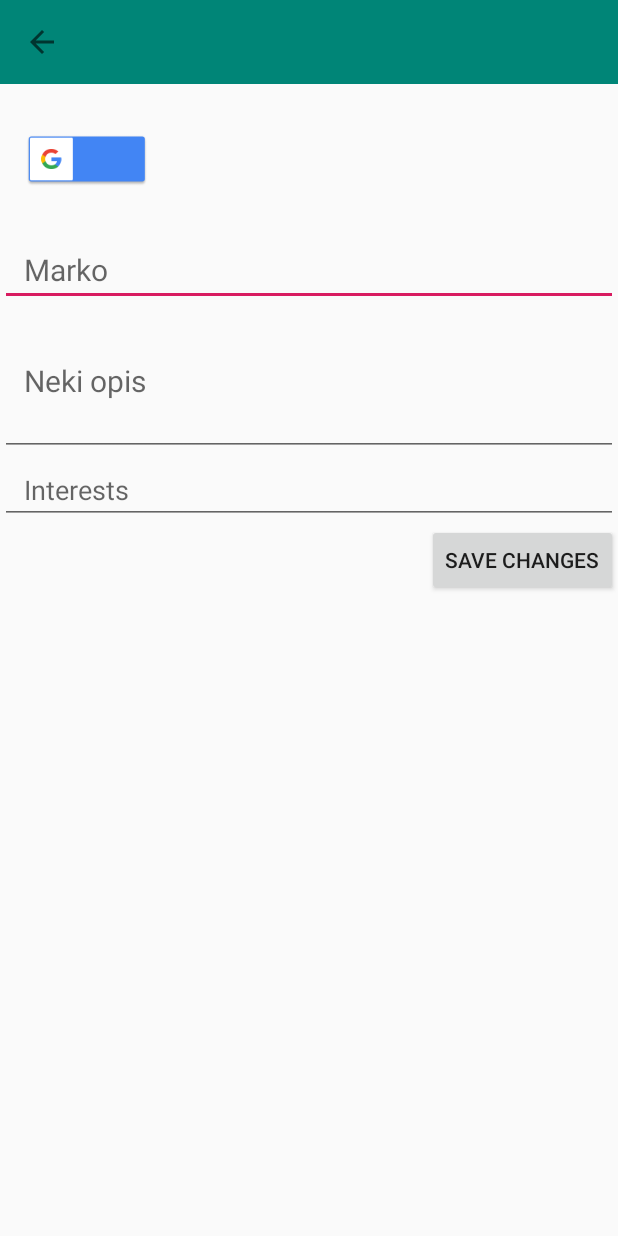
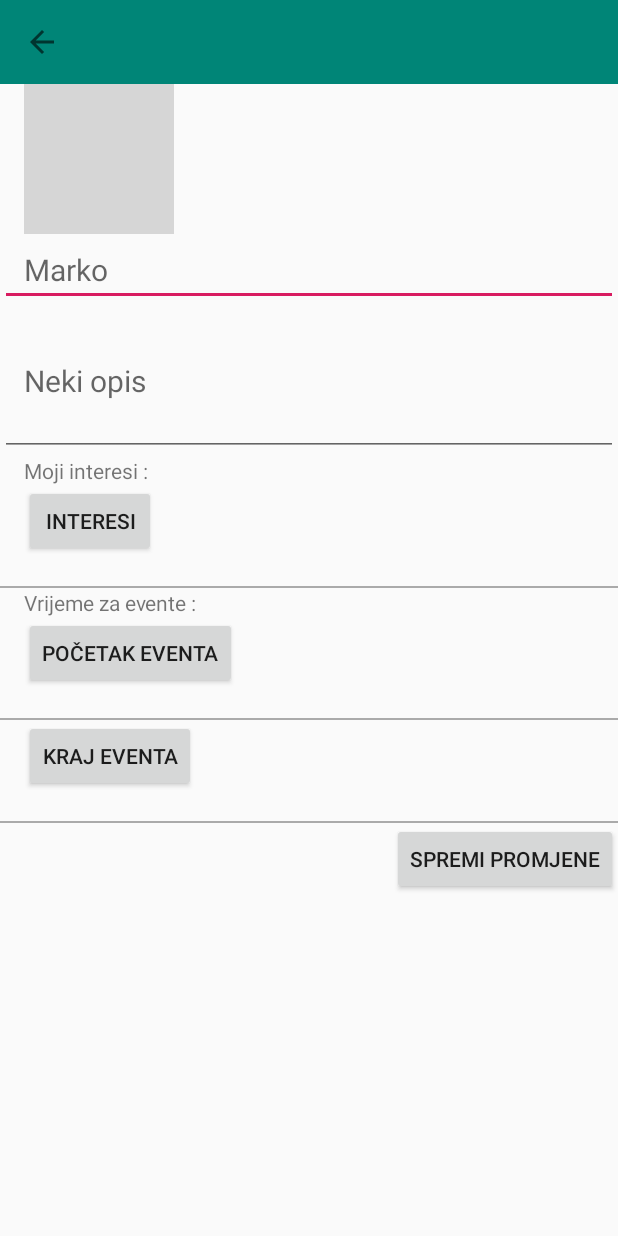
Before and after one commit to 4real-socialNetwork/4realSocialNetwork, an Android app: the screen it shows after launch once a user with an empty profile is signed in (UserProfile), in the options menu, after a tap on "Profil", on a phone screen of 412 x 824 dp. Run offline under Robolectric (Android 15) with nearby library versions, the phone set to English and light mode, and no system bars; our stand-ins replace Firebase (no records; nobody signed in at launch, a user with empty details on screens opened directly); grey boxes are pictures that could not be loaded.

Commit message:
Profile update
User can now modify his profile, and by doing so change events that will be displayed. Minor bug fixes and ui changes.
There is a bug that needs to be fixed, as it stands at the moment user must change every option or else the unchanged options will go the their default values. Will fix it tomorrow im so tired...

```diff
--- a/app/src/main/java/com/example/marko/areyou4real/CreateEvent.java
+++ b/app/src/main/java/com/example/marko/areyou4real/CreateEvent.java
@@ -3,6 +3,7 @@ package com.example.marko.areyou4real;
 import android.app.TimePickerDialog;
 import android.content.Intent;
 import android.support.annotation.NonNull;
+import android.support.v4.app.DialogFragment;
 import android.support.v7.app.AppCompatActivity;
 import android.os.Bundle;
 import android.support.v7.widget.Toolbar;
@@ -14,10 +15,12 @@ import android.widget.Button;
 import android.widget.EditText;
 import android.widget.Spinner;
 import android.widget.SpinnerAdapter;
+import android.widget.TextView;
 import android.widget.TimePicker;
 import android.widget.Toast;
 
 import com.example.marko.areyou4real.fragments.Event;
+import com.example.marko.areyou4real.fragments.TimePickerFragment;
 import com.google.android.gms.tasks.OnCompleteListener;
 import com.google.android.gms.tasks.OnFailureListener;
 import com.google.android.gms.tasks.OnSuccessListener;
@@ -31,7 +34,7 @@ import com.google.firebase.firestore.FirebaseFirestore;
 import java.util.ArrayList;
 import java.util.Calendar;
 
-public class CreateEvent extends AppCompatActivity implements AdapterView.OnItemSelectedListener {
+public class CreateEvent extends AppCompatActivity implements AdapterView.OnItemSelectedListener , TimePickerDialog.OnTimeSetListener{
 
     private static final String TAG = "CreateEvent";
 
@@ -39,7 +42,6 @@ public class CreateEvent extends AppCompatActivity implements AdapterView.OnItem
     private Spinner activity;
     private EditText lat;
     private EditText longitude;
-    private EditText time;
     private EditText playersNeeded;
     private EditText eventDescription;
     private Button btnCreateEvent;
@@ -49,6 +51,10 @@ public class CreateEvent extends AppCompatActivity implements AdapterView.OnItem
     private String docId;
     private String userId = FirebaseAuth.getInstance().getUid();
     private String selectedInteres;
+    private int startTimeHour;
+    private int startTimeMinute;
+    private Button btnSetTime;
+    private TextView tvEventTime;
 
     @Override
     protected void onCreate(Bundle savedInstanceState) {
@@ -56,17 +62,24 @@ public class CreateEvent extends AppCompatActivity implements AdapterView.OnItem
         setContentView(R.layout.activity_create_event);
         System.out.println("onCreate Create Event.");
         setToolbar();
-
+        tvEventTime = findViewById(R.id.tvTimeStart);
         name = findViewById(R.id.etName);
         activity = findViewById(R.id.spinner);
         ArrayAdapter<CharSequence> spinnerAdapter = ArrayAdapter.createFromResource(this, R.array.interests, android.R.layout.simple_spinner_item);
         spinnerAdapter.setDropDownViewResource(android.R.layout.simple_spinner_dropdown_item);
         activity.setAdapter(spinnerAdapter);
         activity.setOnItemSelectedListener(this);
+        btnSetTime = findViewById(R.id.btnTime);
+        btnSetTime.setOnClickListener(new View.OnClickListener() {
+            @Override
+            public void onClick(View v) {
+                DialogFragment timePicker = new TimePickerFragment();
+                timePicker.show(getSupportFragmentManager(), "Time picker");
+            }
+        });
 
         lat = findViewById(R.id.etLat);
         longitude = findViewById(R.id.etLong);
-        time = findViewById(R.id.etTime);
         playersNeeded = findViewById(R.id.etPlayersNeeded);
         eventDescription = findViewById(R.id.etEventDescription);
         btnCreateEvent = findViewById(R.id.btnCreateEvent);
@@ -78,28 +91,7 @@ public class CreateEvent extends AppCompatActivity implements AdapterView.OnItem
             }
         });
 
-        time.setOnClickListener(new View.OnClickListener() {
-            @Override
-            public void onClick(View v) {
-                final Calendar myCalender = Calendar.getInstance();
-                int hour = myCalender.get(Calendar.HOUR_OF_DAY);
-                int minute = myCalender.get(Calendar.MINUTE);
 
-
-                TimePickerDialog.OnTimeSetListener myTimeListener = new TimePickerDialog.OnTimeSetListener() {
-                    @Override
-                    public void onTimeSet(TimePicker view, int hourOfDay, int minute) {
-                        myCalender.set(Calendar.HOUR_OF_DAY, hourOfDay);
-                        myCalender.set(Calendar.MINUTE, minute);
-
-                    }
-                };
-                TimePickerDialog timePickerDialog = new TimePickerDialog(CreateEvent.this, android.R.style.Theme_Holo_Light_Dialog_NoActionBar, myTimeListener, hour, minute, true);
-                timePickerDialog.setTitle("Choose hour:");
-                timePickerDialog.getWindow().setBackgroundDrawableResource(android.R.color.transparent);
-                timePickerDialog.show();
-            }
-        });
     }
 
     @Override
@@ -115,11 +107,10 @@ public class CreateEvent extends AppCompatActivity implements AdapterView.OnItem
         String aktivnost = selectedInteres;
         int kord1 = Integer.parseInt(lat.getText().toString());
         int kord2 = Integer.parseInt(longitude.getText().toString());
-        double vrijeme = Double.parseDouble(time.getText().toString());
         int ljudiPotrebno = Integer.parseInt(playersNeeded.getText().toString());
         String opis = eventDescription.getText().toString();
 
-        Event event = new Event(userId, ime, aktivnost, vrijeme, kord2, kord1, ljudiPotrebno, opis);
+        Event event = new Event(userId, ime, aktivnost, startTimeHour,startTimeMinute, kord2, kord1, ljudiPotrebno, opis);
         event.addCreatorUserToArray(userId);
 
         eventsRef.add(event).addOnSuccessListener(new OnSuccessListener<DocumentReference>() {
@@ -163,4 +154,11 @@ public class CreateEvent extends AppCompatActivity implements AdapterView.OnItem
     public void onNothingSelected(AdapterView<?> parent) {
 
     }
+
+    @Override
+    public void onTimeSet(TimePicker view, int hourOfDay, int minute) {
+    startTimeHour = hourOfDay;
+    startTimeMinute = minute;
+    tvEventTime.setText(startTimeHour+" : "+startTimeMinute);
+    }
 }
--- a/app/src/main/java/com/example/marko/areyou4real/UserProfile.java
+++ b/app/src/main/java/com/example/marko/areyou4real/UserProfile.java
@@ -1,6 +1,8 @@
 package com.example.marko.areyou4real;
 
+import android.app.TimePickerDialog;
 import android.support.annotation.NonNull;
+import android.support.v4.app.DialogFragment;
 import android.support.v7.app.AppCompatActivity;
 import android.os.Bundle;
 import android.support.v7.widget.Toolbar;
@@ -9,8 +11,13 @@ import android.view.View;
 import android.widget.Button;
 import android.widget.EditText;
 import android.widget.ImageView;
+import android.widget.ProgressBar;
+import android.widget.TextView;
+import android.widget.TimePicker;
 import android.widget.Toast;
 
+import com.example.marko.areyou4real.dialogs.InterestDialog;
+import com.example.marko.areyou4real.fragments.TimePickerFragment;
 import com.google.android.gms.tasks.OnFailureListener;
 import com.google.android.gms.tasks.OnSuccessListener;
 import com.google.firebase.auth.FirebaseAuth;
@@ -21,7 +28,11 @@ import com.google.firebase.firestore.FirebaseFirestore;
 import com.google.firebase.firestore.Query;
 import com.google.firebase.firestore.QuerySnapshot;
 
-public class UserProfile extends AppCompatActivity {
+import org.w3c.dom.Text;
+
+import java.util.ArrayList;
+
+public class UserProfile extends AppCompatActivity implements TimePickerDialog.OnTimeSetListener {
     private FirebaseAuth auth = FirebaseAuth.getInstance();
     private String userId = auth.getCurrentUser().getUid();
     private FirebaseFirestore db = FirebaseFirestore.getInstance();
@@ -29,8 +40,23 @@ public class UserProfile extends AppCompatActivity {
     private EditText name;
     private EditText userDescription;
     private ImageView profilePicture;
-    private EditText userInterest;
+    private Button btnUserInterest;
     private Button btnSaveChanges;
+    private ArrayList<String> updatedInterest = new ArrayList<>();
+    private TextView tvInterests;
+    private String interest = "Interesi su : ";
+    private TextView tvTimeStart;
+    private TextView tvTimeEnd;
+    private int witchTimePicker = 0;
+    private Button btnTimeStart;
+    private Button btnTimeEnd;
+    private ProgressBar progressBar;
+    private String value = "";
+    private int startHour;
+    private int startMinute;
+    private int endHour;
+    private int endMinute;
+
 
     @Override
     protected void onCreate(Bundle savedInstanceState) {
@@ -42,36 +68,60 @@ public class UserProfile extends AppCompatActivity {
         getSupportActionBar().setDisplayShowHomeEnabled(true);
         getSupportActionBar().setDisplayHomeAsUpEnabled(true);
         getSupportActionBar().setDisplayShowTitleEnabled(false);
-
-
+        tvTimeEnd = findViewById(R.id.tvTimeEnd);
+        tvTimeStart = findViewById(R.id.tvTimeStart);
+        tvInterests = findViewById(R.id.interestTextView);
         name = findViewById(R.id.etUserName);
         userDescription = findViewById(R.id.etUserDescription);
         profilePicture = findViewById(R.id.ivProfilePicture);
-        userInterest = findViewById(R.id.etUserInterest);
+        btnUserInterest = findViewById(R.id.btnUserInterest);
         btnSaveChanges = findViewById(R.id.btnSaveUserChanges);
+        btnTimeStart = findViewById(R.id.btnFromTime);
+        btnTimeEnd = findViewById(R.id.btnEndTime);
+        progressBar = findViewById(R.id.progressBar);
         updateUI();
+
+        btnUserInterest.setOnClickListener(new View.OnClickListener() {
+            @Override
+            public void onClick(View v) {
+                openDialog();
+            }
+        });
 
         btnSaveChanges.setOnClickListener(new View.OnClickListener() {
             @Override
             public void onClick(View v) {
-                saveChanges();
+                getDocumentRefId();
+                progressBar.setVisibility(View.VISIBLE);
+            }
+        });
+
+        btnTimeStart.setOnClickListener(new View.OnClickListener() {
+            @Override
+            public void onClick(View v) {
+                witchTimePicker = 0;
+                DialogFragment timePicker = new TimePickerFragment();
+                timePicker.show(getSupportFragmentManager(), "Time picker");
+            }
+        });
+        btnTimeEnd.setOnClickListener(new View.OnClickListener() {
+            @Override
+            public void onClick(View v) {
+                witchTimePicker = 1;
+                DialogFragment timePicker = new TimePickerFragment();
+                timePicker.show(getSupportFragmentManager(), "Time picker 2");
             }
         });
     }
 
     @Override
     public boolean onOptionsItemSelected(MenuItem item) {
-        if (item.getItemId()==android.R.id.home){
+        if (item.getItemId() == android.R.id.home) {
             finish();
         }
         return true;
     }
 
-    @Override
-    protected void onStart() {
-        super.onStart();
-
-    }
 
     public void updateUI() {
         usersRef.whereEqualTo("userId", userId)
@@ -82,28 +132,97 @@ public class UserProfile extends AppCompatActivity {
                     User user = dc.toObject(User.class);
                     name.setText(user.getName());
                     userDescription.setText(user.getDescription());
+                    tvTimeStart.setText("Eventi od: " + user.getTimeStartHour() + " : " + user.getTimestartMinute());
+                    tvTimeEnd.setText("Eventi do: " + user.getTimeStopHour() + " : " + user.getTimeStopMinute());
+                    for (int i = 0; i < user.getInterests().size(); i++) {
+                        if (user.getInterests().get(i) != null) {
+                            interest += user.getInterests().get(i) + ",";
+
+                        }
+                    }
+                    tvInterests.setText(interest.toLowerCase());
                 }
             }
         });
 
     }
 
-    public void saveChanges() {
-        usersRef.whereEqualTo("userId", userId).get().addOnSuccessListener(new OnSuccessListener<QuerySnapshot>() {
+    public void getDocumentRefId() {
+        usersRef.whereEqualTo("userId", userId)
+                .get()
+                .addOnSuccessListener(new OnSuccessListener<QuerySnapshot>() {
                     @Override
                     public void onSuccess(QuerySnapshot queryDocumentSnapshots) {
                         for (DocumentSnapshot dc : queryDocumentSnapshots) {
-                    String document = dc.getId();
-                    dc.getDocumentReference(document).update("description", userDescription.getText().toString(), "name",
-                            name.getText().toString(), "interest", userInterest.getText().toString()).addOnSuccessListener(new OnSuccessListener<Void>() {
+                            value = dc.getId();
+
+                        }
+                        updateUserProfile();
+                    }
+                }).addOnFailureListener(new OnFailureListener() {
             @Override
-                        public void onSuccess(Void aVoid) {
-                            Toast.makeText(UserProfile.this, "Changes saved", Toast.LENGTH_SHORT).show();
+            public void onFailure(@NonNull Exception e) {
+                Toast.makeText(UserProfile.this, e.toString(), Toast.LENGTH_SHORT).show();
             }
         });
 
     }
+
+    public void openDialog() {
+        InterestDialog dialog = new InterestDialog();
+        dialog.show(getFragmentManager(), "ExampleDialog");
+    }
+
+    public void setItems(ArrayList<String> items) {
+        updatedInterest.clear();
+        String string = "";
+        updatedInterest.addAll(items);
+        for (int i = 0; i < updatedInterest.size(); i++) {
+            string += "" + updatedInterest.get(i) + ",";
+        }
+        tvInterests.setText(string);
+
+    }
+
+    @Override
+    public void onTimeSet(TimePicker view, int hourOfDay, int minute) {
+        TextView timeStart = findViewById(R.id.tvTimeStart);
+        TextView timeEnd = findViewById(R.id.tvTimeEnd);
+        if (witchTimePicker == 0) {
+            startHour = hourOfDay;
+            startMinute = minute;
+            timeStart.setText(hourOfDay + " : " + minute);
+        } else if (witchTimePicker == 1) {
+            endHour = hourOfDay;
+            endMinute = minute;
+            timeEnd.setText(hourOfDay + " : " + minute);
+        }
+
+    }
+
+    private void updateUserProfile() {
+        if(updatedInterest.size()==0||updatedInterest==null){
+            usersRef.document(value).update("name", name.getText().toString(), "description", userDescription.getText().toString()
+                    , "timeStartHour", startHour, "timeStartMinute", startMinute
+                    , "timeStopHour", endHour, "timeStopMinute", endMinute).addOnSuccessListener(new OnSuccessListener<Void>() {
+                @Override
+                public void onSuccess(Void aVoid) {
+                    progressBar.setVisibility(View.INVISIBLE);
+                    Toast.makeText(UserProfile.this, "Promjene spremljene", Toast.LENGTH_SHORT).show();
+                }
+            });
+        }else {
+            usersRef.document(value).update("name", name.getText().toString(), "description", userDescription.getText().toString(), "interests", updatedInterest
+                    , "timeStartHour", startHour, "timeStartMinute", startMinute
+                    , "timeStopHour", endHour, "timeStopMinute", endMinute).addOnSuccessListener(new OnSuccessListener<Void>() {
+                @Override
+                public void onSuccess(Void aVoid) {
+                    progressBar.setVisibility(View.INVISIBLE);
+                    Toast.makeText(UserProfile.this, "Promjene spremljene", Toast.LENGTH_SHORT).show();
                 }
             });
         }
         }
+
+
+}
--- a/app/src/main/java/com/example/marko/areyou4real/fragments/InsideEvent.java
+++ b/app/src/main/java/com/example/marko/areyou4real/fragments/InsideEvent.java
@@ -100,7 +100,7 @@ public class InsideEvent extends AppCompatActivity {
                     Event event = documentSnapshot.toObject(Event.class);
                     tvEventName.setText(event.getName());
                     tvEventActivity.setText(event.getActivity());
-                    tvEventTime.setText("" + event.getTime());
+                    tvEventTime.setText("" + event.getStartHour()+" : "+event.getStartMinute());
                     tvEventDescription.setText(event.getEventDescription());
                     tvEventPlace.setText("Neko mjesto");
                     tvEventPlayersNeeded.setText("" + event.getUsersNeeded());
@@ -144,7 +144,7 @@ public class InsideEvent extends AppCompatActivity {
 
                         tvEventName.setText(event.getName());
                         tvEventActivity.setText(event.getActivity());
-                        tvEventTime.setText("" + event.getTime());
+                        tvEventTime.setText("" + event.getStartHour()+" : "+event.getStartMinute());
                         tvEventDescription.setText(event.getEventDescription());
                         tvEventPlace.setText("Neko mjesto");
                         tvEventPlayersNeeded.setText("" + event.getUsersNeeded());
--- a/app/src/main/res/layout/activity_user_profile.xml
+++ b/app/src/main/res/layout/activity_user_profile.xml
@@ -4,9 +4,9 @@
     xmlns:tools="http://schemas.android.com/tools"
     android:layout_width="match_parent"
     android:layout_height="match_parent"
-    tools:context=".UserProfile"
     android:orientation="vertical"
-    >
+    tools:context=".UserProfile">
+
     <android.support.v7.widget.Toolbar
         android:id="@+id/toolbar"
         android:layout_width="match_parent"
@@ -14,42 +14,110 @@
         android:background="@color/colorPrimary" />
 
     <ImageView
+        android:id="@+id/ivProfilePicture"
         android:layout_width="100dp"
         android:layout_height="100dp"
-        android:src="@drawable/common_google_signin_btn_text_dark"
-        android:id="@+id/ivProfilePicture"
+        android:layout_marginLeft="16dp"
+        android:src="@drawable/avatar" />
+
+    <EditText
+        android:id="@+id/etUserName"
+        android:layout_width="match_parent"
+        android:layout_height="wrap_content"
+        android:hint="Marko"
+        android:paddingLeft="16dp"
+        android:textSize="20sp" />
+
+    <EditText
+        android:id="@+id/etUserDescription"
+        android:layout_width="match_parent"
+        android:layout_height="100dp"
+        android:hint="Neki opis"
+        android:paddingLeft="16dp"
+        android:textSize="20sp" />
+
+    <TextView
+        android:layout_width="wrap_content"
+        android:layout_height="wrap_content"
+        android:paddingLeft="16dp"
+        android:text="Moji interesi : " />
+
+
+    <Button
+        android:id="@+id/btnUserInterest"
+        android:layout_width="wrap_content"
+        android:layout_height="wrap_content"
+        android:layout_marginLeft="16dp"
+        android:text="Interesi" />
+
+    <TextView
+        android:id="@+id/interestTextView"
+        android:layout_width="wrap_content"
+        android:layout_height="wrap_content"
         android:paddingLeft="16dp"/>
 
-    <EditText
+    <View
         android:layout_width="match_parent"
+        android:layout_height="1dp"
+        android:layout_alignParentStart="true"
+        android:layout_alignParentBottom="true"
+        android:background="@android:color/darker_gray" />
+
+    <TextView
+        android:layout_width="wrap_content"
         android:layout_height="wrap_content"
-        android:id="@+id/etUserName"
-        android:hint="Marko"
-        android:textSize="20sp"
-        android:paddingLeft="16dp"/>
-
-    <EditText
-        android:layout_width="match_parent"
-        android:layout_height="100dp"
-        android:id="@+id/etUserDescription"
-        android:hint="Neki opis"
-        android:textSize="20sp"
-        android:paddingLeft="16dp"/>
-
-
-    <EditText
-        android:layout_width="match_parent"
-        android:layout_height="wrap_content"
-        android:hint="Interests"
-        android:id="@+id/etUserInterest"
-        android:paddingLeft="16dp"/>
+        android:text="Vrijeme za evente :"
+        android:paddingLeft="16dp"
+        />
 
     <Button
         android:layout_width="wrap_content"
         android:layout_height="wrap_content"
-        android:text="save changes"
+        android:layout_marginLeft="16dp"
+        android:text="početak eventa"
+        android:id="@+id/btnFromTime"/>
+    <TextView
+        android:layout_width="wrap_content"
+        android:layout_height="wrap_content"
+        android:id="@+id/tvTimeStart"
+        android:paddingLeft="16dp"/>
+    <View
+        android:layout_width="match_parent"
+        android:layout_height="1dp"
+        android:layout_alignParentStart="true"
+        android:layout_alignParentBottom="true"
+        android:background="@android:color/darker_gray" />
+    <Button
+        android:layout_width="wrap_content"
+        android:layout_height="wrap_content"
+        android:layout_marginLeft="16dp"
+        android:text="kraj eventa"
+        android:id="@+id/btnEndTime"/>
+    <TextView
+        android:layout_width="wrap_content"
+        android:layout_height="wrap_content"
+        android:id="@+id/tvTimeEnd"
+        android:paddingLeft="16dp"/>
+
+    <View
+        android:layout_width="match_parent"
+        android:layout_height="1dp"
+        android:layout_alignParentStart="true"
+        android:layout_alignParentBottom="true"
+        android:background="@android:color/darker_gray" />
+
+
+    <Button
+        android:id="@+id/btnSaveUserChanges"
+        android:layout_width="wrap_content"
+        android:layout_height="wrap_content"
         android:layout_gravity="right"
-        android:id="@+id/btnSaveUserChanges"
-        />
+        android:text="spremi promjene" />
+    <ProgressBar
+        android:layout_width="wrap_content"
+        android:layout_height="wrap_content"
+        android:id="@+id/progressBar"
+        android:visibility="invisible"
+        android:layout_gravity="center_horizontal"/>
 
 </LinearLayout>
```
Also changed, not shown: app/src/main/java/com/example/marko/areyou4real/CreateUser.java (+22 -20 lines), app/src/main/java/com/example/marko/areyou4real/User.java (+46 -22 lines), app/src/main/java/com/example/marko/areyou4real/dialogs/InterestDialog.java (+21 -3 lines), app/src/main/java/com/example/marko/areyou4real/fragments/Event.java (+18 -7 lines), app/src/main/res/layout/activity_create_event.xml (+23 -6 lines). Lines whose indentation alone changed are shown as unchanged.
